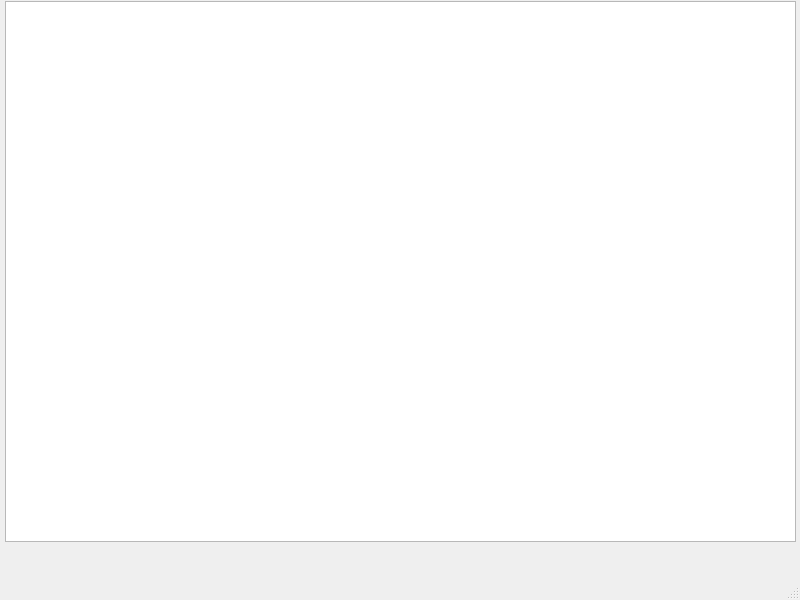
The window that main.ui (AlexZloy-code/coffee) describes before a commit, drawn with Qt 5.
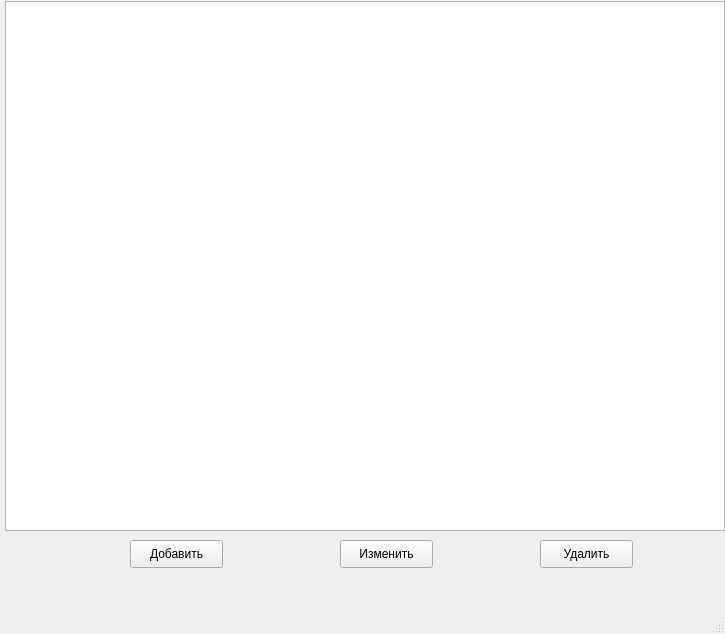
The same window after the commit.

```diff
--- a/main.ui
+++ b/main.ui
@@ -6,8 +6,8 @@
    <rect>
     <x>0</x>
     <y>0</y>
-    <width>800</width>
-    <height>600</height>
+    <width>725</width>
+    <height>634</height>
    </rect>
   </property>
   <property name="windowTitle">
@@ -19,11 +19,50 @@
      <rect>
       <x>5</x>
       <y>1</y>
-      <width>791</width>
-      <height>541</height>
+      <width>720</width>
+      <height>530</height>
      </rect>
     </property>
    </widget>
+   <widget class="QPushButton" name="pushButton">
+    <property name="geometry">
+     <rect>
+      <x>130</x>
+      <y>540</y>
+      <width>93</width>
+      <height>28</height>
+     </rect>
+    </property>
+    <property name="text">
+     <string>Добавить</string>
+    </property>
+   </widget>
+   <widget class="QPushButton" name="pushButton_2">
+    <property name="geometry">
+     <rect>
+      <x>340</x>
+      <y>540</y>
+      <width>93</width>
+      <height>28</height>
+     </rect>
+    </property>
+    <property name="text">
+     <string>Изменить</string>
+    </property>
+   </widget>
+   <widget class="QPushButton" name="pushButton_3">
+    <property name="geometry">
+     <rect>
+      <x>540</x>
+      <y>540</y>
+      <width>93</width>
+      <height>28</height>
+     </rect>
+    </property>
+    <property name="text">
+     <string>Удалить</string>
+    </property>
+   </widget>
   </widget>
   <widget class="QMenuBar" name="menubar">
    <property name="geometry">
```
Left out of the diff: 2 changed lines with no effect on the pictures.
